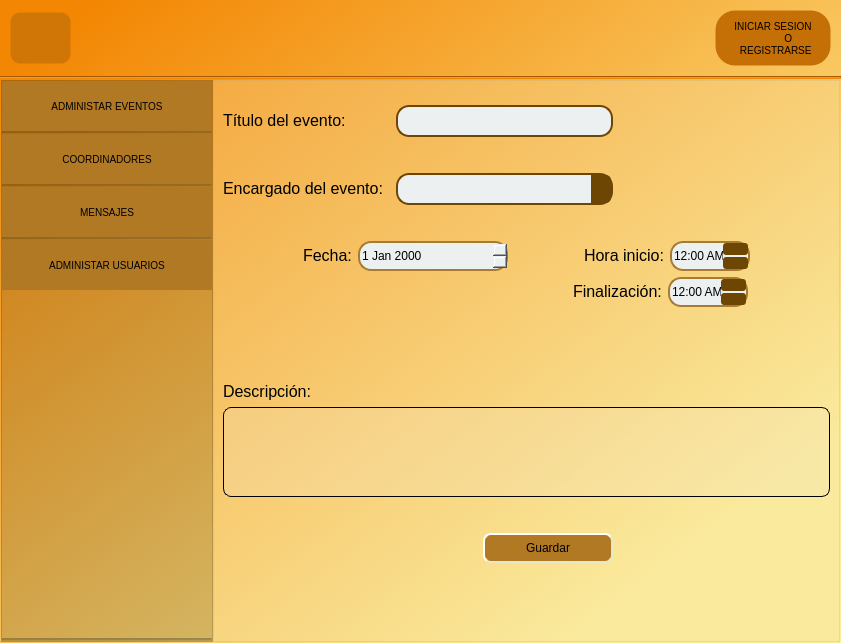
Qt form ui_files/mainwindow.ui (Hrndz16/Simes) before a commit.
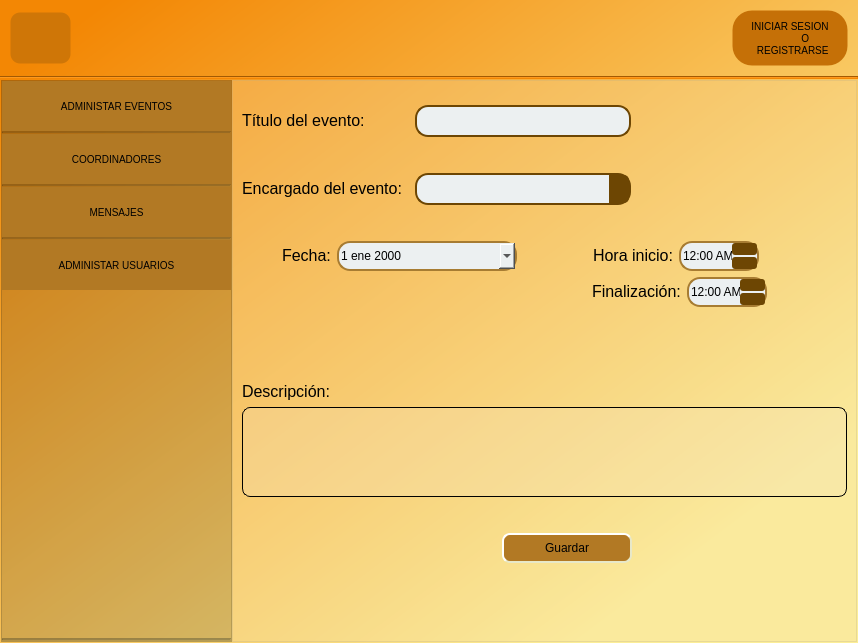
The same form after that commit. The open tabs and pages were chosen to show the change. Icons and pictures are not drawn.

Commit message: El calendario ya tiene colores normales

The edit to the form file:
```diff
--- a/ui_files/mainwindow.ui
+++ b/ui_files/mainwindow.ui
@@ -12,7 +12,7 @@
    <rect>
     <x>0</x>
     <y>0</y>
-    <width>841</width>
+    <width>858</width>
     <height>643</height>
    </rect>
   </property>
@@ -3346,7 +3346,7 @@
                       </property>
                       <property name="sizeHint" stdset="0">
                        <size>
-                        <width>80</width>
+                        <width>40</width>
                         <height>20</height>
                        </size>
                       </property>
@@ -3373,7 +3373,7 @@
                      <widget class="QDateEdit" name="fechaEvento">
                       <property name="minimumSize">
                        <size>
-                        <width>150</width>
+                        <width>180</width>
                         <height>30</height>
                        </size>
                       </property>
@@ -3385,18 +3385,48 @@
                       </property>
                       <property name="styleSheet">
                        <string notr="true">QDateEdit{
+	
 background-color: rgb(236, 240, 241);
 border:2px solid #a77c32;
 border-radius:13px;
 width:13px;
 }
 
-QDateEdit::down-button {
+QDateEdit::button {
 	image: url(:/iconos/calendario.jpg);  /* Cambia esto a la ruta de tu imagen */
     width: 25px; /* Ajusta el ancho según sea necesario */
     height: 25px; /* Ajusta la altura según sea necesario */
+}
+/* Estilos para el QCalendarWidget (calendario emergente) */
+QCalendarWidget {
+    background-color: green;
+    border: 1px solid #a77c32;
+    border-radius: 5px;
+}
+
+/* Estilos para las celdas del calendario */
+QCalendarWidget QAbstractItemView {
+   background-color: #ecf0f1; ;
+}
+/* Estilos para los días de la semana */
+QCalendarWidget QWidget { /* días de la semana */
+    background-	color: rgb(178, 121, 36);
+   /* color: red;*/
+}
+/* Estilos para los días de la semana */
+
+QCalendarPopu{
+	background-color: rgb(218, 218, 218);
+    border:2px solid #59cc1b;
+	color: rgb(89, 204, 27);
 }</string>
                       </property>
+                      <property name="locale">
+                       <locale language="Spanish" country="Spain"/>
+                      </property>
+                      <property name="calendarPopup">
+                       <bool>true</bool>
+                      </property>
                      </widget>
                     </item>
                     <item>
```
Left out of the diff: 5 changed lines with no effect on the pictures. The commit also changes 7 other files.
